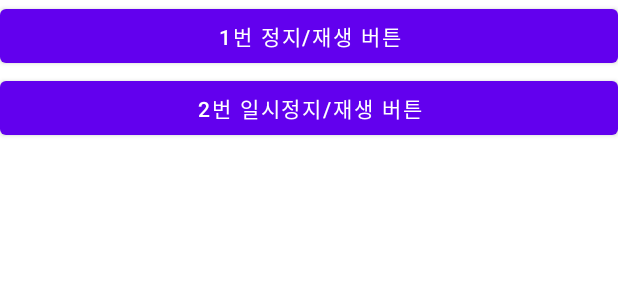
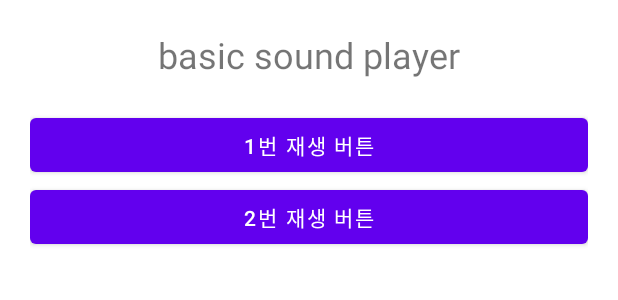
Before and after one commit to jin-vita/my-sound-player, an Android app: the layout activity_main.xml on its own in the app's theme, with its tools: preview values and no code run, on a phone screen of 412 x 824 dp. Shown: the top 300 px of the screen. Run offline under Robolectric (Android 15) with nearby library versions, the phone set to English and light mode, and no system bars.

```diff
--- a/app/src/main/res/layout/activity_main.xml
+++ b/app/src/main/res/layout/activity_main.xml
@@ -4,14 +4,32 @@
         xmlns:tools="http://schemas.android.com/tools"
         android:layout_width="match_parent"
         android:layout_height="match_parent"
-        tools:context=".MainActivity" android:orientation="vertical">
+        android:gravity="center_horizontal"
+        android:paddingHorizontal="20dp"
+        tools:context=".MainActivity"
+        android:orientation="vertical">
+
+    <View
+            android:layout_width="match_parent"
+            android:layout_height="20dp"/>
+
+    <TextView
+            android:id="@+id/text_title"
+            android:layout_width="wrap_content"
+            android:layout_height="wrap_content"
+            android:textSize="24sp"
+            android:text="basic sound player"/>
+
+    <View
+            android:layout_width="match_parent"
+            android:layout_height="20dp"/>
 
     <Button
-            android:text="1번 정지/재생 버튼"
+            android:text="1번 재생 버튼"
             android:layout_width="match_parent"
             android:layout_height="wrap_content" android:id="@+id/button_one"/>
     <Button
-            android:text="2번 일시정지/재생 버튼"
+            android:text="2번 재생 버튼"
             android:layout_width="match_parent"
             android:layout_height="wrap_content" android:id="@+id/button_two"/>
 </LinearLayout>
```
Also changed, not shown: app/src/main/java/com/jinvita/testsoundplayer/MainActivity.kt (+35 -31 lines), 5 other files.
